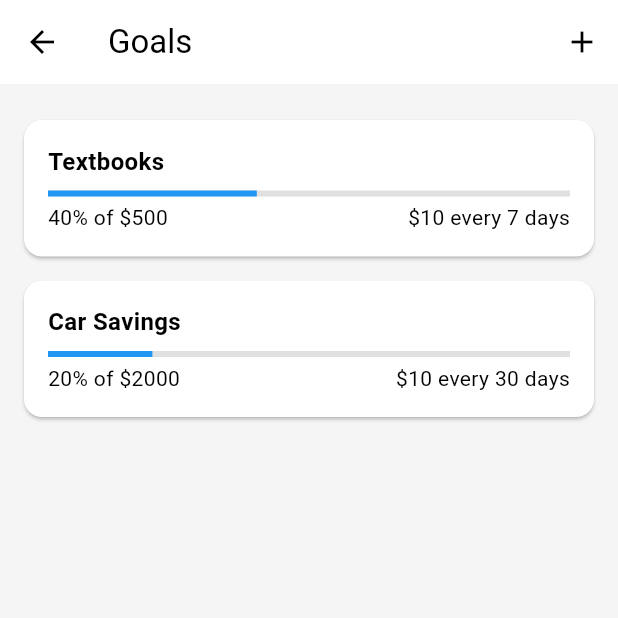
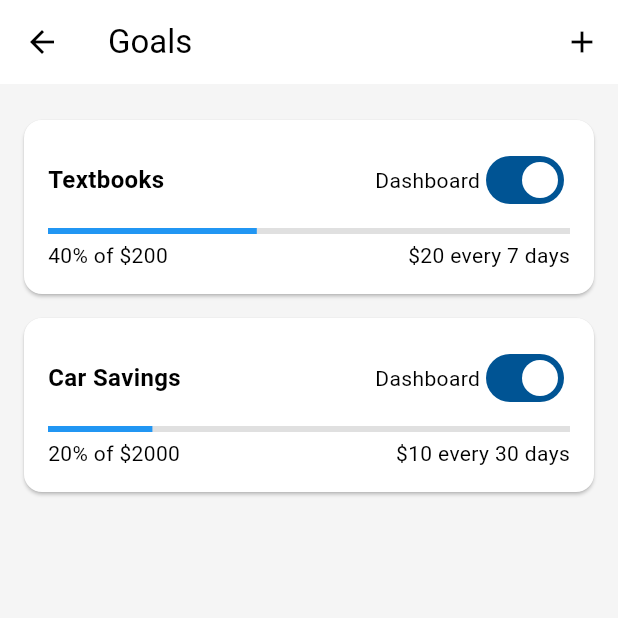
Before and after one commit to LukeFB/bfm_app, a Flutter app: the GoalsScreen screen opened by its route, on a phone screen of 412 x 824 dp, the top half of it. Run offline on Flutter 3.47's test engine with Material 3 defaults, Android fonts, the light colour scheme and no system bars; our stand-ins replace bubble, flutter_riverpod, sqflite, sqflite_common_ffi; accounts and stored records are empty.

Commit message:
polishing UI

```diff
--- a/bfm_app/lib/screens/budget_screen.dart
+++ b/bfm_app/lib/screens/budget_screen.dart
@@ -21,9 +21,9 @@ class BudgetScreen extends StatelessWidget {
         padding: const EdgeInsets.all(16),
         children: const [
           _TransactionItem(label: "Fortnite", amount: -10.00, date: "Mon"),
-          _TransactionItem(label: "Groceries", amount: -45.20, date: "Fri"),
+          _TransactionItem(label: "Groceries", amount: -35.20, date: "Fri"),
           _TransactionItem(label: "Rent", amount: -180.00, date: "Thur"),
-          _TransactionItem(label: "Savings", amount: -10.00, date: "Thur"),
+          _TransactionItem(label: "Textbooks", amount: -20.00, date: "Thur"),
           _TransactionItem(label: "StudyLink", amount: 280.00, date: "Wed"),
         ],
       ),
--- a/bfm_app/lib/screens/goals_screen.dart
+++ b/bfm_app/lib/screens/goals_screen.dart
@@ -1,3 +1,4 @@
+import 'package:bfm_app/screens/dashboard_screen.dart';
 import 'package:flutter/material.dart';
 
 class GoalsScreen extends StatelessWidget {
@@ -20,22 +21,48 @@ class GoalsScreen extends StatelessWidget {
       body: ListView(
         padding: const EdgeInsets.all(16),
         children: const [
-          _GoalCard(title: "Textbooks", progress: 0.4, contribution: 10, frequency: 7, target: 500),
-          _GoalCard(title: "Car Savings", progress: 0.2, contribution: 10, frequency: 30, target: 2000),
+          GoalCard(
+            title: "Textbooks",
+            progress: 0.4,
+            contribution: 20,
+            frequency: 7,
+            target: 200,
+          ),
+          GoalCard(
+            title: "Car Savings",
+            progress: 0.2,
+            contribution: 10,
+            frequency: 30,
+            target: 2000,
+          ),
         ],
       ),
     );
   }
 }
 
-class _GoalCard extends StatelessWidget {
+class GoalCard extends StatefulWidget {
   final String title;
   final double progress;
   final double contribution;
   final double frequency;
   final double target;
 
-  const _GoalCard({required this.title, required this.progress, required this.contribution, required this.frequency, required this.target});
+  const GoalCard({
+    super.key,
+    required this.title,
+    required this.progress,
+    required this.contribution,
+    required this.frequency,
+    required this.target,
+  });
+
+  @override
+  State<GoalCard> createState() => _GoalCardState();
+}
+
+class _GoalCardState extends State<GoalCard> {
+  bool showOnDashboard = true; // default: visible
 
   @override
   Widget build(BuildContext context) {
@@ -46,21 +73,49 @@ class _GoalCard extends StatelessWidget {
         child: Column(
           crossAxisAlignment: CrossAxisAlignment.start,
           children: [
-            Text(title, style: const TextStyle(fontWeight: FontWeight.bold, fontSize: 16)),
+            // Title + toggle in same row
+            Row(
+              mainAxisAlignment: MainAxisAlignment.spaceBetween,
+              children: [
+                Text(widget.title,
+                    style: const TextStyle(
+                        fontWeight: FontWeight.bold, fontSize: 16)),
+                Row(
+                  children: [
+                    const Text("Dashboard"),
+                    Switch(
+                      value: showOnDashboard,
+                      activeTrackColor: bfmBlue,   // track when ON
+                      inactiveThumbColor: Colors.grey,      // knob when OFF
+                      inactiveTrackColor: Colors.grey[300], // track when OFF
+                      onChanged: (val) {
+                        setState(() {
+                          showOnDashboard = val;
+                          // TODO: save to DB (dashboardVisible field)
+                        });
+                      },
+                    ),
+                  ],
+                )
+              ],
+            ),
+
             const SizedBox(height: 8),
             LinearProgressIndicator(
-              value: progress,
+              value: widget.progress,
               color: Colors.blue,
               backgroundColor: Colors.grey[300],
             ),
             const SizedBox(height: 4),
             Row(
-                mainAxisAlignment: MainAxisAlignment.spaceBetween,
-                children: [
-                  Text("${(progress * 100).toStringAsFixed(0)}% of \$${target.toStringAsFixed(0)}"),
-                  Text("\$${contribution.toStringAsFixed(0)} every ${frequency.toStringAsFixed(0)} days"),
-                ],
-              ),
+              mainAxisAlignment: MainAxisAlignment.spaceBetween,
+              children: [
+                Text(
+                    "${(widget.progress * 100).toStringAsFixed(0)}% of \$${widget.target.toStringAsFixed(0)}"),
+                Text(
+                    "\$${widget.contribution.toStringAsFixed(0)} every ${widget.frequency.toStringAsFixed(0)} days"),
+              ],
+            ),
           ],
         ),
       ),
--- a/bfm_app/pubspec.yaml
+++ b/bfm_app/pubspec.yaml
@@ -40,7 +40,8 @@ dependencies:
   sqflite: ^2.4.2 # SQLite plugin
   path: ^1.9.1 # Utility for file system paths (used with sqflite):contentReference[oaicite:17]{index=17}
   go_router: ^16.2.0 # (optional) Navigator 2.0 routing package
-  sqflite_common_ffi: ^2.3.0
+  sqflite_common_ffi: ^2.3.0 # Desktop DB
+  bubble: ^1.2.1 # AI message bubbles
 
 dev_dependencies:
   flutter_test:
```
Also changed, not shown: bfm_app/lib/screens/chat_screen.dart (+29 -12 lines), bfm_app/lib/screens/dashboard_screen.dart (+19 -10 lines), bfm_app/pubspec.lock.
